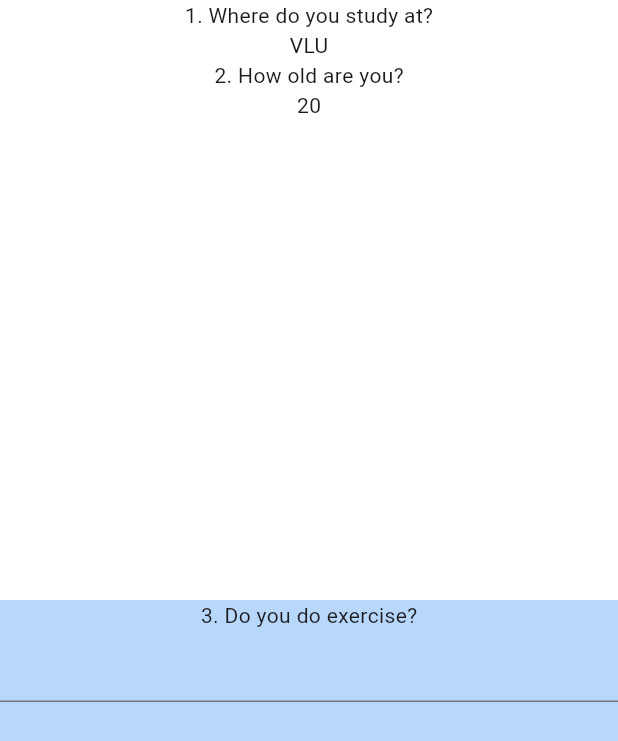
After one commit to HuynhTonyy/TTTN_05_Flutter_Moblie, a Flutter app: the PredictionScreen screen opened directly, on a phone screen of 412 x 824 dp. The commit adds this screen. Shown: the top 741 px of the screen. Run offline on Flutter 3.47's test engine with Material 3 defaults, Android fonts, the light colour scheme and no system bars.

Commit message:
[ADD] Prediction screen Temp

```diff
--- /dev/null
+++ b/lib/Screens/predictionScreen.dart
@@ -0,0 +1,44 @@
+import 'package:flutter/material.dart';
+
+class PredictionScreen extends StatelessWidget {
+  @override
+  Widget build(BuildContext context) {
+    final List<Widget> listText = [
+      Container(
+        child: Column(
+          children: [Text("1. Where do you study at?"), Text("VLU")],
+        ),
+      ),
+      Container(
+        child: Column(
+          children: [Text("2. How old are you?"), Text("20")],
+        ),
+      )
+    ];
+    return Scaffold(
+        body: Container(
+      child: Column(
+        children: [
+          Container(
+            height: 400,
+            color: Colors.white,
+            child: ListView(
+              children: listText,
+            ),
+          ),
+          Expanded(
+            child: Container(
+              color: const Color.fromARGB(82, 33, 149, 243),
+              child: Column(
+                children: const <Widget>[
+                  Text("3. Do you do exercise?"),
+                  TextField()
+                ],
+              ),
+            )
+          )
+        ],
+      ),
+    ));
+  }
+}
--- a/lib/main.dart
+++ b/lib/main.dart
@@ -1,6 +1,6 @@
 import 'package:flutter/material.dart';
 import 'Screens/homeScreen.dart';
-
+import 'Screens/predictionScreen.dart';
 void main() {
   runApp(MyApp());
 }
```
